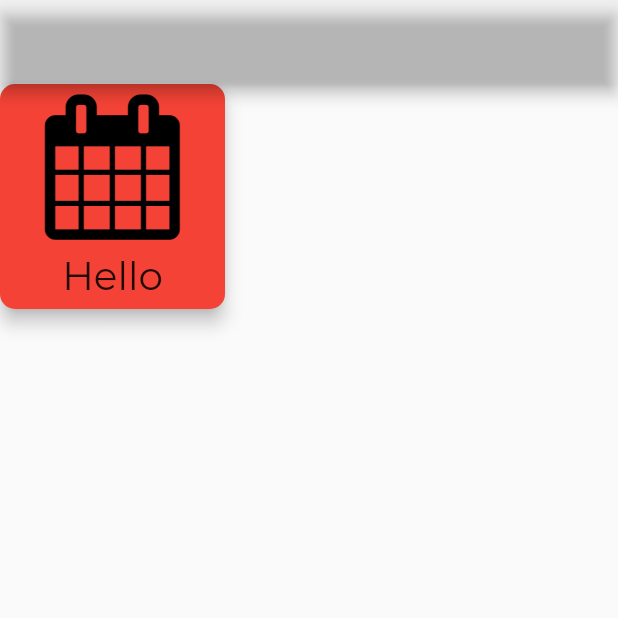
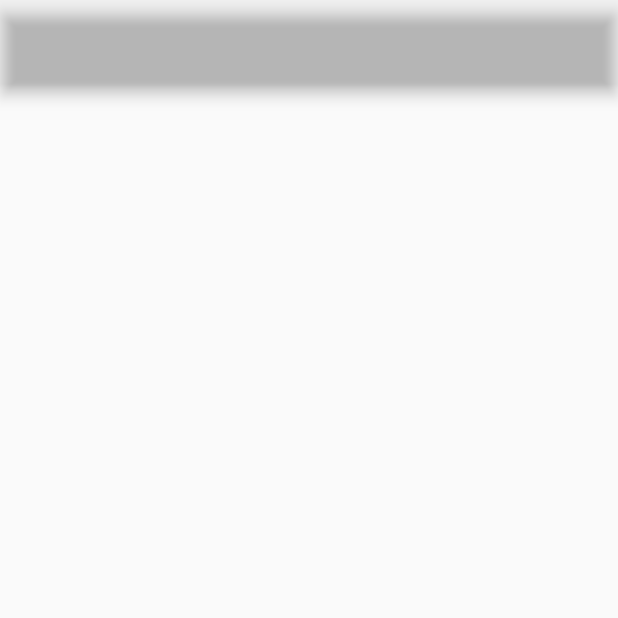
Before and after one commit to barun1607/B4Fitness, a Flutter app: the screen it shows after launch, on a phone screen of 412 x 824 dp, the top half of it. Run offline on Flutter 3.47's test engine with Material 2 defaults, Android fonts, the phone set to English and light mode, and no system bars; our stand-ins replace flutter_icons.

Commit message:
Added a widget and solved some problems

```diff
--- a/lib/main.dart
+++ b/lib/main.dart
@@ -23,7 +23,9 @@ class Home  extends StatelessWidget {
       appBar: AppBar(
         backgroundColor: Color(100),
       ),
-      body: NavButton(),
+      body: Column(
+
+      ),
     );
   }
 }
```
